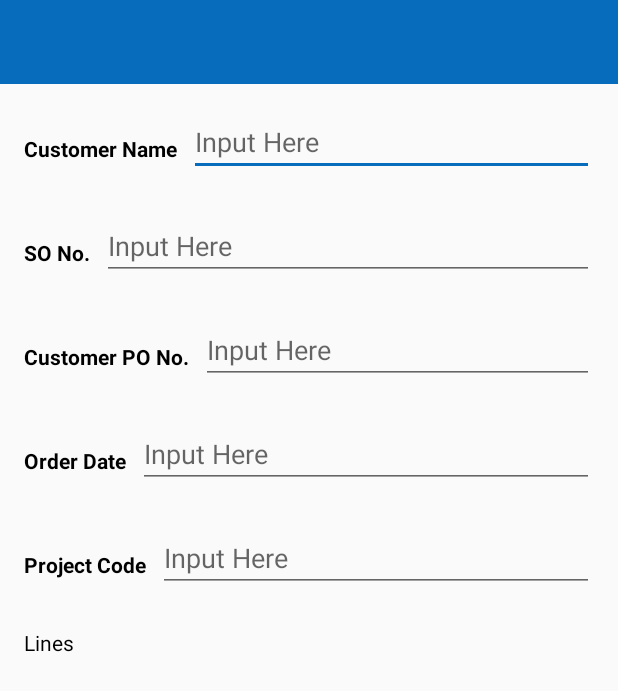
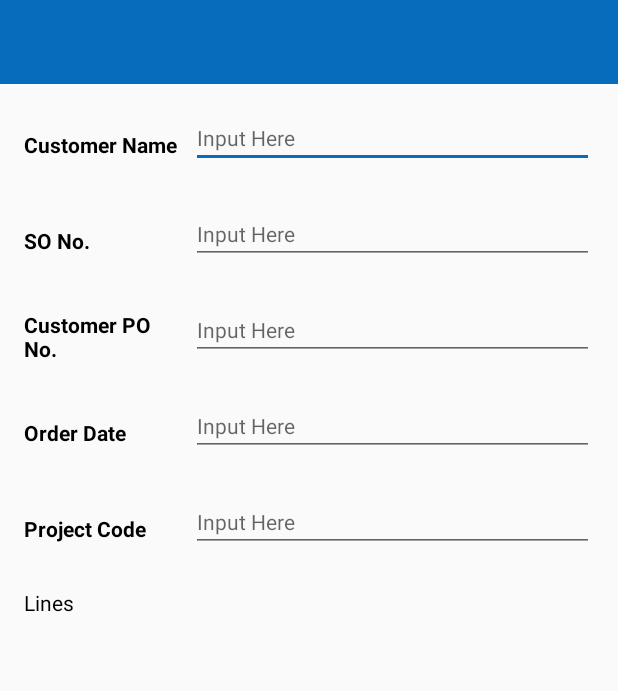
Before and after one commit to Leonheart611/BarcodeScanner, an Android app: the layout picking_detail_fragment.xml on its own in the app's theme, with its tools: preview values and no code run, on a phone screen of 412 x 824 dp. Shown: the top 691 px of the screen. Run offline under Robolectric (Android 15) with nearby library versions, the phone set to English and light mode, and no system bars; Roboto replaces fonts that are not available here.

Commit message:
Create all Flow for Picking List

```diff
--- a/app/src/main/java/dynamia/com/barcodescanner/di/App.kt
+++ b/app/src/main/java/dynamia/com/barcodescanner/di/App.kt
@@ -3,6 +3,7 @@ package dynamia.com.barcodescanner.di
 import android.content.Context
 import androidx.multidex.MultiDex
 import androidx.multidex.MultiDexApplication
+import com.google.firebase.analytics.FirebaseAnalytics
 import org.koin.android.ext.koin.androidContext
 import org.koin.android.ext.koin.androidFileProperties
 import org.koin.android.ext.koin.androidLogger
@@ -15,15 +16,16 @@ class App : MultiDexApplication() {
 
         val context: Context
             get() = instance
+        private lateinit var firebaseAnalytics: FirebaseAnalytics
+    }
 
-    }
     init {
         instance = this
     }
 
     override fun onCreate() {
         super.onCreate()
-
+        firebaseAnalytics = FirebaseAnalytics.getInstance(this)
         startKoin {
             androidLogger(Level.DEBUG)
             androidContext(this@App)
--- a/app/src/main/java/dynamia/com/barcodescanner/ui/pickinglist/adapter/PickingDetailAdapter.kt
+++ b/app/src/main/java/dynamia/com/barcodescanner/ui/pickinglist/adapter/PickingDetailAdapter.kt
@@ -29,7 +29,7 @@ class PickingDetailAdapter(private val pickingListLineValues:MutableList<Picking
                 tv_line_no.text = pickingListLineValue.lineNo.toString()
                 tv_description.text = pickingListLineValue.description
                 tv_description_2.text = pickingListLineValue.description2
-                tv_outstanding.text = pickingListLineValue.outstandingQuantity
+                tv_outstanding.text = " ${pickingListLineValue.quantity}/${pickingListLineValue.outstandingQuantity}"
             }
         }
     }
--- a/app/src/main/res/layout/picking_detail_fragment.xml
+++ b/app/src/main/res/layout/picking_detail_fragment.xml
@@ -16,7 +16,8 @@
         android:theme="?attr/actionBarTheme"
         app:layout_constraintEnd_toEndOf="parent"
         app:layout_constraintStart_toStartOf="parent"
-        app:layout_constraintTop_toTopOf="parent" />
+        app:layout_constraintTop_toTopOf="parent"
+        app:titleTextColor="#FFFFFF" />
 
     <androidx.core.widget.NestedScrollView
         android:layout_width="0dp"
--- a/ui/src/main/res/layout/normal_input_layout.xml
+++ b/ui/src/main/res/layout/normal_input_layout.xml
@@ -9,14 +9,16 @@
 
         <TextView
             android:id="@+id/tv_input_layout"
-            android:layout_width="wrap_content"
+            android:layout_width="0dp"
             android:layout_height="wrap_content"
             android:layout_marginStart="8dp"
             android:layout_marginTop="8dp"
+            android:layout_marginEnd="8dp"
             android:text="TextView"
             android:textColor="@android:color/black"
             android:textStyle="bold"
             app:layout_constraintBottom_toBottomOf="@+id/et_input_layout"
+            app:layout_constraintEnd_toStartOf="@+id/imageView"
             app:layout_constraintStart_toStartOf="parent"
             app:layout_constraintTop_toTopOf="@+id/et_input_layout" />
 
@@ -24,15 +26,26 @@
             android:id="@+id/et_input_layout"
             android:layout_width="0dp"
             android:layout_height="wrap_content"
-            android:layout_marginStart="8dp"
             android:layout_marginTop="8dp"
             android:layout_marginEnd="8dp"
             android:layout_marginBottom="8dp"
-            android:ems="10"
+            android:ems="5"
             android:hint="@string/hint_default"
+            android:maxLines="1"
+            android:textSize="14sp"
             app:layout_constraintBottom_toBottomOf="parent"
             app:layout_constraintEnd_toEndOf="parent"
-            app:layout_constraintStart_toEndOf="@+id/tv_input_layout"
+            app:layout_constraintStart_toEndOf="@+id/imageView"
             app:layout_constraintTop_toTopOf="parent" />
+
+        <ImageView
+            android:id="@+id/imageView"
+            android:layout_width="wrap_content"
+            android:layout_height="wrap_content"
+            app:layout_constraintEnd_toEndOf="parent"
+            app:layout_constraintHorizontal_bias="0.3"
+            app:layout_constraintStart_toStartOf="parent"
+            app:layout_constraintTop_toTopOf="parent"
+            app:srcCompat="@drawable/edit_text_custom_background" />
     </androidx.constraintlayout.widget.ConstraintLayout>
 </merge>
```
